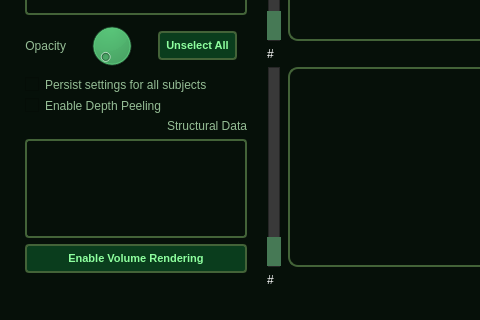
This is lesionui.ui in sherinsugathan/MS_Lesion_Vis as Qt 5 draws it before an edit; both pictures show x 0 to 480 and y 412 to 732 of the 1130 by 732 pixel window. The edited form follows.
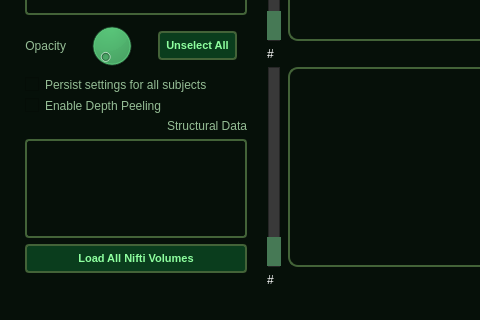
This is the edited form. Icons and pictures are not drawn.

What changed in the file:
```diff
--- a/lesionui.ui
+++ b/lesionui.ui
@@ -266,7 +266,7 @@
 }</string>
          </property>
          <property name="text">
-          <string>Enable Volume Rendering</string>
+          <string>Load All Nifti Volumes</string>
          </property>
         </widget>
        </item>
```
Left out of the diff: 4 changed lines with no effect on the pictures.
